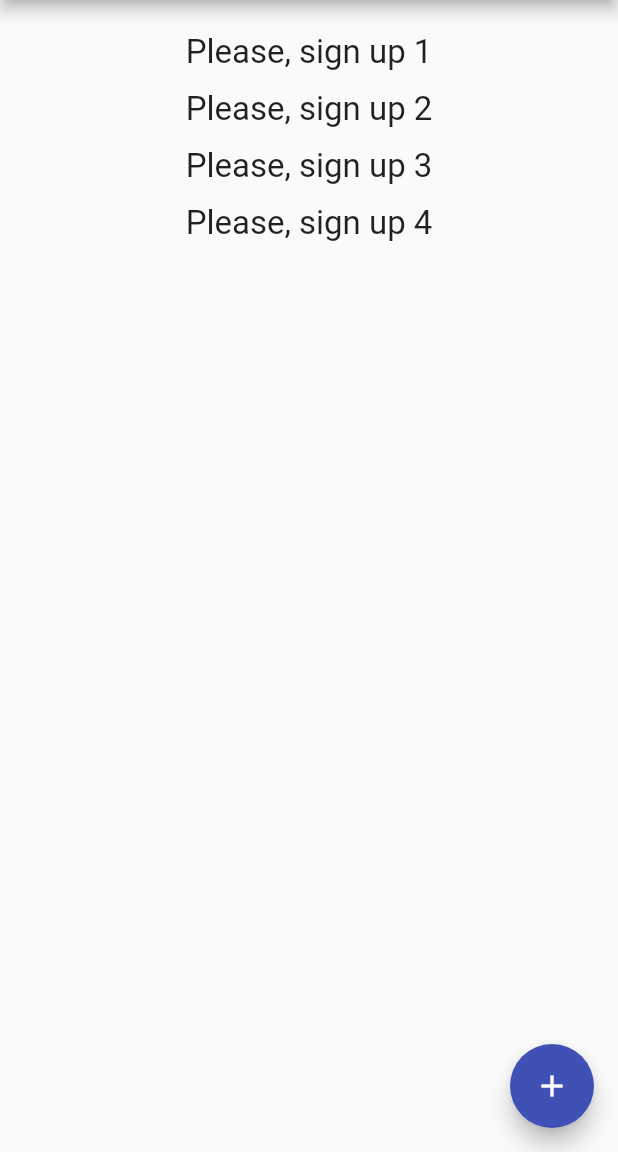
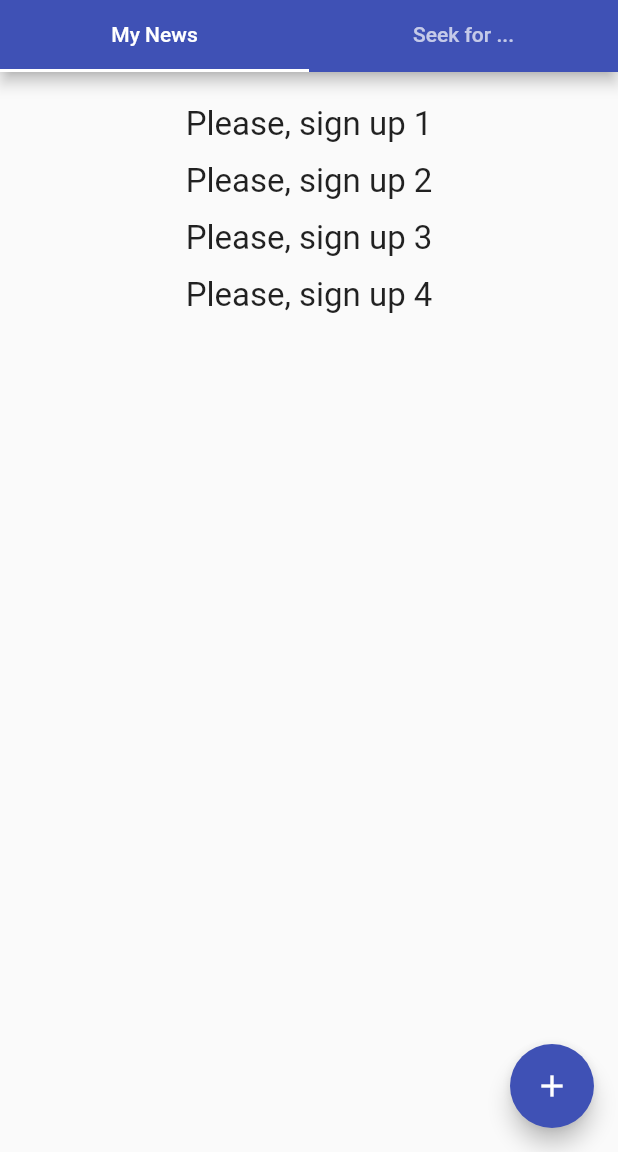
Before and after one commit to ozz-rjq/flutter-demo, a Flutter app: the HomePage screen opened directly, on a phone screen of 412 x 824 dp, the part 84-1236 px from its top. Run offline on Flutter 3.47's test engine with Material 2 defaults, Android fonts, the phone set to English and light mode, and no system bars; our stand-ins replace dynamic_theme.

Commit message:
Update project structure

```diff
--- a/lib/features/home/home.dart
+++ b/lib/features/home/home.dart
@@ -2,6 +2,9 @@ import 'package:flutter/material.dart';
 import 'package:dynamic_theme/dynamic_theme.dart';
 
 import './../auth/auth.dart';
+
+import './home.my_news.dart';
+import './home.seek_for.dart';
 
 class HomePage extends StatefulWidget {
   HomePage({Key key, this.title}) : super(key: key);
@@ -15,7 +18,7 @@ class HomePage extends StatefulWidget {
 class _HomePageState extends State<HomePage> {
   bool _isDarkMode = false;
 
-  final List<int> myArr = [1, 2, 3, 4];
+  final List<int> data = [1, 2, 3, 4];
 
   void _changeBrightness(bool value) {
     setState(() {
@@ -38,53 +41,63 @@ class _HomePageState extends State<HomePage> {
 
   @override
   Widget build(BuildContext context) {
-    return Scaffold(
+    return DefaultTabController(
+        length: 2,
+        child: Scaffold(
           appBar: AppBar(
               title: Text(widget.title),
               actions: <Widget>[
                 Switch(value: _isDarkMode, onChanged: _changeBrightness)
               ],
-      ),
+              bottom: TabBar(
+                tabs: <Widget>[Tab(text: 'My News'), Tab(text: 'Seek for ...')],
+              )),
           drawer: Drawer(
-        child: Container(
-          padding: EdgeInsets.only(top: 128.0),
-          child: Column(
+            child: ListView(
               children: <Widget>[
-              Text('Navigation'),
-              RaisedButton(
-                onPressed: () => Navigator.pop(context),
-                child: Text('Close it!'),
-              ),
-              RaisedButton(
+                AppBar(
+                    automaticallyImplyLeading: false,
+                    title: Text('Dating Demo')),
+                ListTile(
+                    leading: Icon(Icons.person),
+                    title: Text('My Profile'),
+                    onTap: () {}),
+                ListTile(
+                    leading: Icon(Icons.inbox),
+                    title: Text('Inbox'),
+                    onTap: () {}),
+                ListTile(
+                    leading: Icon(Icons.search),
+                    title: Text('Search'),
+                    onTap: () {}),
+                ListTile(
+                    leading: Icon(Icons.settings),
+                    title: Text('Settings'),
+                    onTap: () {}),
+                ListTile(
+                    leading: Icon(Icons.info),
+                    title: Text('About'),
+                    onTap: () {}),
+                new Container(
+                    padding: EdgeInsets.only(top: 32.0),
+                    child: RaisedButton(
                       onPressed: _navigateToAuthPage,
                       child: Text('Log out'),
                       color: Colors.redAccent,
                       textColor: Colors.white,
                       textTheme: ButtonTextTheme.accent,
-              )
+                    ))
               ],
             ),
           ),
+          body: TabBarView(
+            children: <Widget>[HomeMyNewsTab(data: data), HomeSeekForTab()],
           ),
-      body: Container(
-          padding: EdgeInsets.all(16.0),
-          child: ListView(
-            children: <Widget>[
-              for (var item in myArr)
-                Container(
-                    padding: EdgeInsets.all(6.0),
-                    child: Text(
-                      'Please, sign up $item',
-                      textAlign: TextAlign.center,
-                      style: TextStyle(fontSize: 22.0),
-                    )),
-            ],
-          )),
           floatingActionButton: FloatingActionButton(
             onPressed: () {},
             tooltip: 'Increment',
             child: Icon(Icons.add),
           ),
-    );
+        ));
   }
 }
--- /dev/null
+++ b/lib/features/home/home.my_news.dart
@@ -0,0 +1,28 @@
+import 'package:flutter/material.dart';
+
+class HomeMyNewsTab extends StatefulWidget {
+  List<int> data;
+  HomeMyNewsTab({Key key, this.data}) : super(key: key);
+
+  _HomeMyNewsTabState createState() => _HomeMyNewsTabState();
+}
+
+class _HomeMyNewsTabState extends State<HomeMyNewsTab> {
+  @override
+  Widget build(BuildContext context) {
+    return Container(
+        padding: EdgeInsets.all(16.0),
+        child: ListView(
+          children: <Widget>[
+            for (var item in widget.data)
+              Container(
+                  padding: EdgeInsets.all(6.0),
+                  child: Text(
+                    'Please, sign up $item',
+                    textAlign: TextAlign.center,
+                    style: TextStyle(fontSize: 22.0),
+                  )),
+          ],
+        ));
+  }
+}
```
Also changed, not shown: lib/features/about/about.dart (added, +12 -0 lines), lib/features/home/home.seek_for.dart (added, +16 -0 lines), lib/features/inbox/inbox.dart (added, +12 -0 lines), lib/features/my_profile/my_profile.dart (added, +12 -0 lines), lib/features/search/search.dart (added, +12 -0 lines), lib/features/settings/settings.dart (added, +12 -0 lines). Lines whose indentation alone changed are shown as unchanged.
